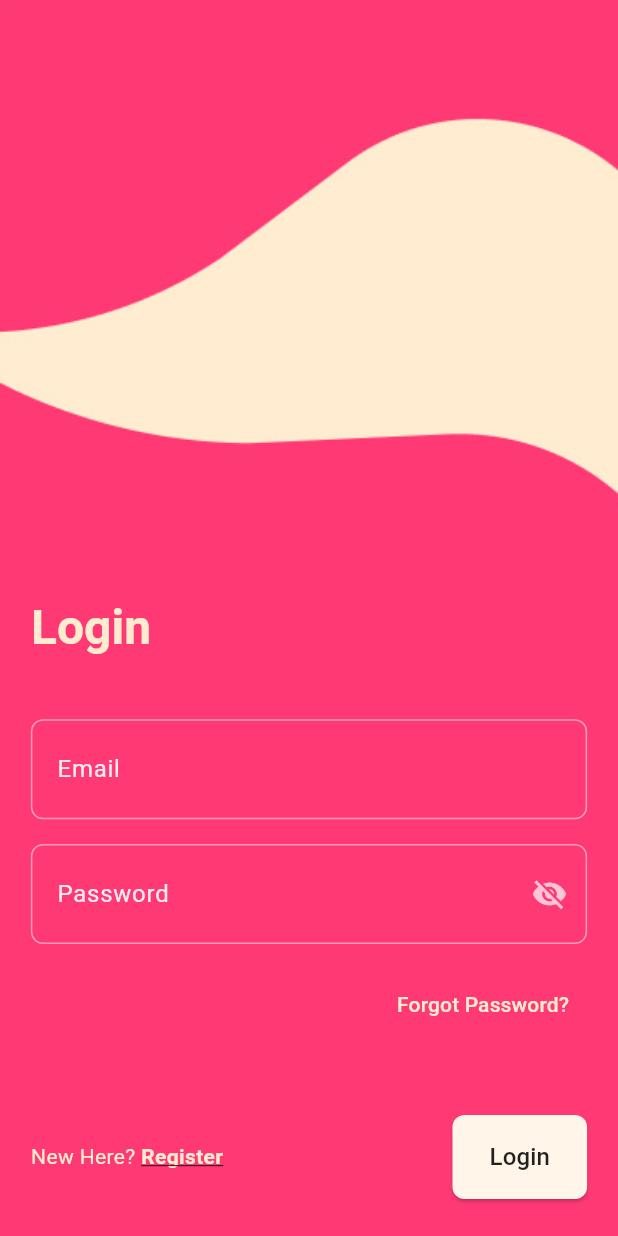
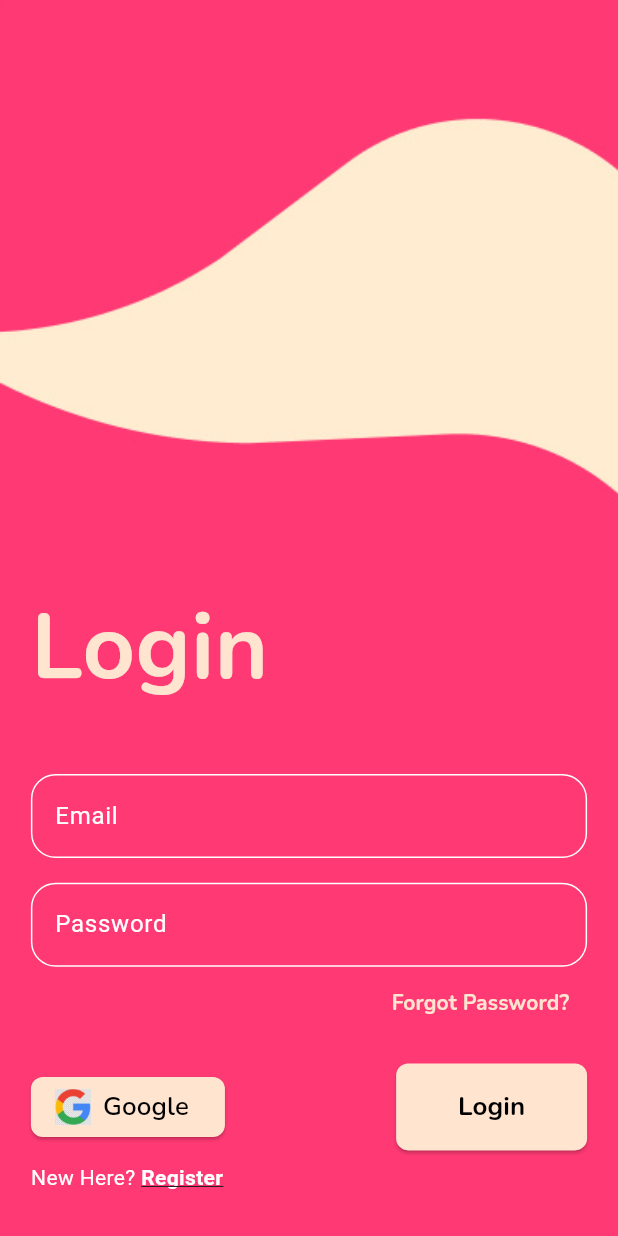
Before and after one commit to Mayank4352/W-Secure, a Flutter app: the screen it shows after launch, on a phone screen of 412 x 824 dp. Run offline on Flutter 3.47's test engine with Material 3 defaults, Android fonts, the light colour scheme and no system bars; our stand-ins replace camera, cloud_firestore, firebase_auth, firebase_core, firebase_storage, flutter_map and 10 more; missing offline and left inert: flutter_map_location_marker, flutter_map_marker_cluster, telephony; accounts and stored records are empty.

Commit message:
feat: upgraded the codebase and made ui changes

```diff
--- a/lib/main.dart
+++ b/lib/main.dart
@@ -16,7 +16,7 @@ late List<CameraDescription> cameras;
 void main() async {
   WidgetsFlutterBinding.ensureInitialized();
   await Firebase.initializeApp();
-  final ProfileController controller = Get.put(ProfileController());
+  Get.put(ProfileController());
   // Get the available cameras
   cameras = await availableCameras();
 
@@ -38,13 +38,10 @@ void main() async {
   // Listen for auth state changes
   FirebaseAuth.instance.authStateChanges().listen((User? user) {
     if (user == null) {
-      // User is signed out
       runApp(const MyApp(
         isSignedIn: false,
       ));
-      // Navigate to login screen
     } else {
-      // User is signed in
       runApp(const MyApp(
         isSignedIn: true,
       )); // Navigate to home screen
--- a/lib/screens/login_screen.dart
+++ b/lib/screens/login_screen.dart
@@ -1,163 +1,174 @@
-import 'package:flutter/gestures.dart';
 import 'package:flutter/material.dart';
 import 'package:get/get.dart';
+import 'package:google_fonts/google_fonts.dart';
 import 'package:responsive_sizer/responsive_sizer.dart';
-import 'package:security/controllers/login_controller.dart';
-import 'package:security/widgets/background_widget.dart';
+import '../controllers/auth_controller.dart';
 
 class LoginPage extends StatelessWidget {
-  LoginPage({super.key});
-
-  final LoginController _loginController = Get.find<LoginController>();
+  final AuthController _authController = Get.put(AuthController());
+  final TextEditingController _emailController = TextEditingController();
+  final TextEditingController _passwordController = TextEditingController();
 
   @override
   Widget build(BuildContext context) {
-    final isSmallScreen = MediaQuery.of(context).size.width < 600;
-
-    return BackgroundPage(
+    return Scaffold(
+      body: Container(
+        height: 100.h,
+        width: 100.w,
+        decoration: const BoxDecoration(
+          image: DecorationImage(
+            image: AssetImage('assets/splash.png'),
+            fit: BoxFit.cover,
+          ),
+        ),
         child: Padding(
-        padding: EdgeInsets.symmetric(horizontal: 5.w).copyWith(top: 10.h),
+          padding: EdgeInsets.only(bottom: 7.w, left: 5.w, right: 5.w),
           child: Column(
             mainAxisAlignment: MainAxisAlignment.end,
             crossAxisAlignment: CrossAxisAlignment.start,
             children: [
-            Padding(
-              padding: EdgeInsets.only(bottom: 5.h),
-              child: Text(
+              Text(
                 'Login',
-                style: Theme.of(context).textTheme.headlineLarge?.copyWith(
-                      color: const Color(0xFFFFECD0),
-                      fontWeight: FontWeight.w600,
+                style: TextStyle(
+                  fontSize: 32.sp,
+                  fontWeight: FontWeight.bold,
+                  color: const Color(0xFFFFE4D0),
+                  fontFamily: GoogleFonts.nunito().fontFamily,
+                ),
+              ),
+              SizedBox(height: 5.h),
+              TextField(
+                controller: _emailController,
+                decoration: InputDecoration(
+                  labelText: 'Email',
+                  labelStyle: TextStyle(color: Colors.white),
+                  enabledBorder: OutlineInputBorder(
+                    borderSide: BorderSide(color: Colors.white),
+                    borderRadius: BorderRadius.circular(4.w),
+                  ),
+                  focusedBorder: OutlineInputBorder(
+                    borderSide: BorderSide(color: Colors.white),
+                    borderRadius: BorderRadius.circular(4.w),
                   ),
                 ),
               ),
-            _buildTextField(
-              controller: _loginController.emailController,
-              label: 'Email',
-              keyboardType: TextInputType.emailAddress,
+              SizedBox(height: 2.h),
+              TextField(
+                controller: _passwordController,
+                obscureText: true,
+                decoration: InputDecoration(
+                  labelText: 'Password',
+                  labelStyle: TextStyle(color: Colors.white),
+                  enabledBorder: OutlineInputBorder(
+                    borderSide: BorderSide(color: Colors.white),
+                    borderRadius: BorderRadius.circular(4.w),
                   ),
-            Padding(
-              padding: EdgeInsets.symmetric(vertical: 2.h),
-              child: _buildTextField(
-                controller: _loginController.passwordController,
-                label: 'Password',
-                isPassword: true,
+                  focusedBorder: OutlineInputBorder(
+                    borderSide: BorderSide(color: Colors.white),
+                    borderRadius: BorderRadius.circular(4.w),
+                  ),
                 ),
               ),
               Align(
                 alignment: Alignment.centerRight,
-              child: Padding(
-                padding: EdgeInsets.only(bottom: 3.h),
                 child: TextButton(
-                  onPressed: _loginController.forgotPassword,
-                  child: const Text(
+                  onPressed: () {},
+                  child: Text(
                     'Forgot Password?',
                     style: TextStyle(
-                      color: Color(0xFFFFECD0),
+                      color: Color(0xFFFFE4D0),
+                      fontWeight: FontWeight.bold,
+                      fontFamily: GoogleFonts.nunito().fontFamily,
                     ),
                   ),
                 ),
               ),
-            ),
-            Padding(
-              padding: EdgeInsets.symmetric(vertical: 3.h),
-              child: Row(
+              SizedBox(height: 2.h),
+              Row(
                 mainAxisAlignment: MainAxisAlignment.spaceBetween,
                 children: [
-                  Text.rich(
-                    TextSpan(
-                      text: 'New Here? ',
-                      style: const TextStyle(color: Color(0xFFFFECD0)),
-                      children: [
-                        TextSpan(
-                          text: 'Register',
-                          style: const TextStyle(
-                            color: Color(0xFFFFECD0),
-                            fontWeight: FontWeight.bold,
-                            decoration: TextDecoration.underline,
+                  ElevatedButton.icon(
+                    onPressed: () async {
+                      await _authController.loginWithGoogle();
+                    },
+                    icon: Image.asset(
+                      'assets/google_logo.png',
+                      height: 24,
+                      width: 24,
                     ),
-                          recognizer: TapGestureRecognizer()
-                            ..onTap = () {
-                              Get.toNamed('/register');
-                            },
-                        ),
-                      ],
-                    ),
-                  ),
-                  Obx(() {
-                    return ElevatedButton(
-                      onPressed: _loginController.isLoading.value
-                          ? null
-                          : () async {
-                              await _loginController.login();
-                            },
+                    label: Text('Google',
+                        style: TextStyle(
+                          color: Colors.black,
+                          fontSize: 17.sp,
+                          fontWeight: FontWeight.w600,
+                          fontFamily: GoogleFonts.nunito().fontFamily,
+                        )),
                     style: ElevatedButton.styleFrom(
-                        backgroundColor: const Color(0xFFFFF5E9),
-                        foregroundColor: Colors.black87,
-                        padding: EdgeInsets.symmetric(
-                          horizontal: isSmallScreen ? 6.w : 8.w,
-                          vertical: 2.h,
-                        ),
+                      foregroundColor: Colors.black,
+                      backgroundColor: const Color(0xFFFFE4D0),
                       shape: RoundedRectangleBorder(
                         borderRadius: BorderRadius.circular(8),
                       ),
                     ),
-                      child: _loginController.isLoading.value
-                          ? const CircularProgressIndicator(
-                              color: Colors.black87,
-                            )
-                          : const Text(
-                              'Login',
-                              style: TextStyle(fontSize: 16),
                   ),
-                    );
-                  }),
+                  ElevatedButton(
+                    onPressed: () async {
+                      final email = _emailController.text.trim();
+                      final password = _passwordController.text.trim();
+
+                      if (email.isEmpty || password.isEmpty) {
+                        Get.snackbar(
+                            'Error', 'Email and Password cannot be empty');
+                        return;
+                      }
+
+                      await _authController.loginWithEmailAndPassword(
+                          email, password);
+                    },
+                    style: ElevatedButton.styleFrom(
+                      foregroundColor: Colors.black,
+                      backgroundColor: const Color(0xFFFFE4D0),
+                      padding:
+                          EdgeInsets.symmetric(horizontal: 10.w, vertical: 2.h),
+                      shape: RoundedRectangleBorder(
+                        borderRadius: BorderRadius.circular(8),
+                      ),
+                    ),
+                    child: Text('Login',
+                        style: TextStyle(
+                          color: Colors.black,
+                          fontSize: 17.sp,
+                          fontWeight: FontWeight.bold,
+                          fontFamily: GoogleFonts.nunito().fontFamily,
+                        )),
+                  ),
                 ],
+              ),
+              SizedBox(height: 1.h),
+              Row(
+                mainAxisAlignment: MainAxisAlignment.start,
+                children: [
+                  const Text(
+                    'New Here? ',
+                    style: TextStyle(color: Colors.white),
+                  ),
+                  GestureDetector(
+                    onTap: () {
+                      Get.toNamed('/register');
+                    },
+                    child: const Text(
+                      'Register',
+                      style: TextStyle(
+                        color: Colors.white,
+                        fontWeight: FontWeight.bold,
+                        decoration: TextDecoration.underline,
+                      ),
                     ),
                   ),
                 ],
               ),
+            ],
           ),
-    );
-  }
-
-  Widget _buildTextField({
-    required TextEditingController controller,
-    required String label,
-    bool isPassword = false,
-    TextInputType? keyboardType,
-  }) {
-    return Container(
-      decoration: BoxDecoration(
-        border: Border.all(color: Colors.white.withOpacity(0.5)),
-        borderRadius: BorderRadius.circular(8),
-      ),
-      child: TextField(
-        controller: controller,
-        obscureText: isPassword && !_loginController.isPasswordVisible.value,
-        keyboardType: keyboardType,
-        style: const TextStyle(color: Colors.white),
-        decoration: InputDecoration(
-          labelText: label,
-          labelStyle: TextStyle(color: Colors.white.withOpacity(0.9)),
-          border: InputBorder.none,
-          contentPadding: EdgeInsets.symmetric(
-            horizontal: 4.w,
-            vertical: 1.5.h,
-          ),
-          suffixIcon: isPassword
-              ? Obx(() {
-                  return IconButton(
-                    icon: Icon(
-                      _loginController.isPasswordVisible.value
-                          ? Icons.visibility
-                          : Icons.visibility_off,
-                      color: Colors.white.withOpacity(0.7),
-                    ),
-                    onPressed: _loginController.togglePasswordVisibility,
-                  );
-                })
-              : null,
         ),
       ),
     );
--- a/lib/screens/map_screen.dart
+++ b/lib/screens/map_screen.dart
@@ -56,7 +56,7 @@ class _MapScreenState extends State<MapScreen> {
   @override
   void initState() {
     super.initState();
-    WidgetsBinding.instance!.addPostFrameCallback((_) {
+    WidgetsBinding.instance.addPostFrameCallback((_) {
       _determinePosition().then((value) {
         setState(() {
           userPos = LatLng(value.latitude, value.longitude);
--- a/lib/screens/register.dart
+++ b/lib/screens/register.dart
@@ -1,5 +1,6 @@
 import 'package:flutter/material.dart';
 import 'package:get/get.dart';
+import 'package:google_fonts/google_fonts.dart';
 import 'package:responsive_sizer/responsive_sizer.dart';
 import 'package:security/controllers/register_controller.dart';
 
@@ -45,6 +46,7 @@ class RegisterScreen extends GetView<RegisterController> {
                               .textTheme
                               .headlineLarge
                               ?.copyWith(
+                                fontFamily: GoogleFonts.nunito().fontFamily,
                                 color: const Color(0xFFFF3974),
                                 fontWeight: FontWeight.w600,
                               ),
@@ -316,7 +318,8 @@ class RegisterScreen extends GetView<RegisterController> {
                               'Proceed',
                               style: TextStyle(
                                 color: Colors.black,
-                                fontSize: 16.sp,
+                                fontFamily: GoogleFonts.nunito().fontFamily,
+                                fontSize: 18.sp,
                                 fontWeight: FontWeight.bold,
                               ),
                             ),
--- a/lib/widgets/nav_bar.dart
+++ b/lib/widgets/nav_bar.dart
@@ -21,7 +21,7 @@ class BottomNavBar extends GetView<NavigationController> {
         child: Row(
           mainAxisAlignment: MainAxisAlignment.spaceEvenly,
           children: [
-            _buildNavItem(Icons.coffee_outlined, 0, 'Home'),
+            _buildNavItem(Icons.home_outlined, 0, 'Home'),
             // _buildNavItem(Icons.shield_outlined, 1, 'SOS'),
             // _buildNavItem(Icons.book_outlined, 2, 'Book'),
             _buildNavItem(Icons.map_outlined, 3, 'Map'),
```
Also changed, not shown: lib/controllers/auth_controller.dart (+46 -3 lines), lib/controllers/home_controller.dart (+100 -38 lines), lib/controllers/profile_controller.dart (+23 -0 lines), lib/screens/emergency_lock_screen.dart (added, +51 -0 lines), lib/screens/home.dart (+11 -2 lines), lib/screens/profile_screen.dart (+41 -3 lines), lib/screens/set_pin_screen.dart (added, +47 -0 lines), pubspec.yaml (+12 -7 lines), pubspec.lock, 41 other files. Lines whose indentation alone changed are shown as unchanged.
